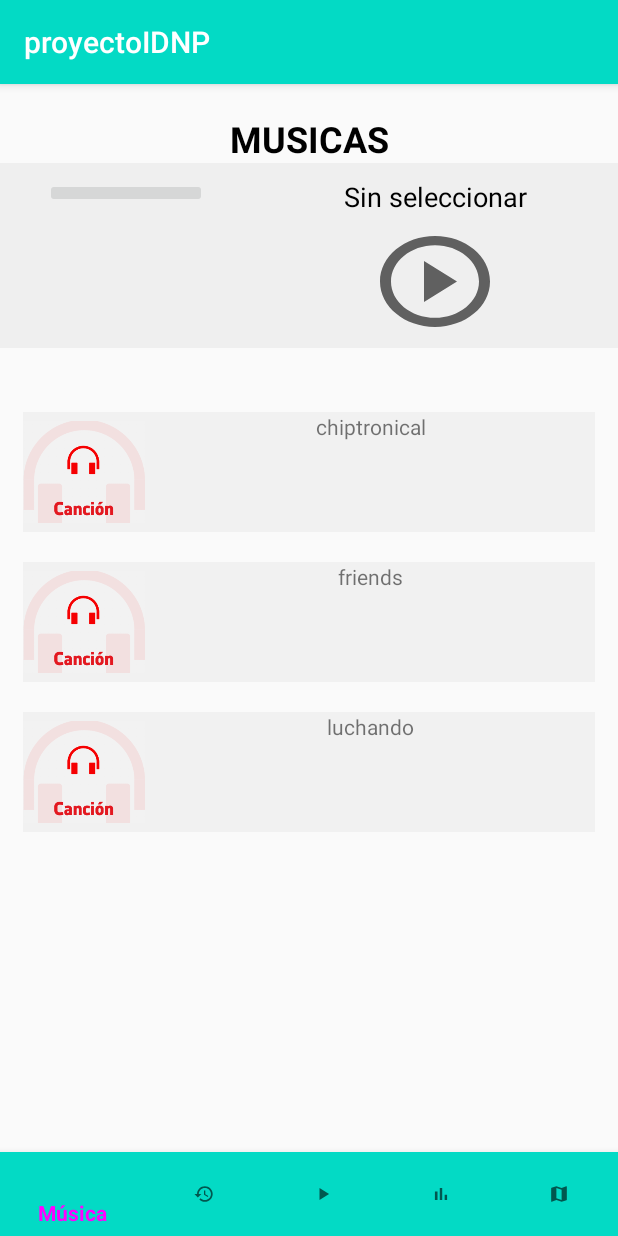
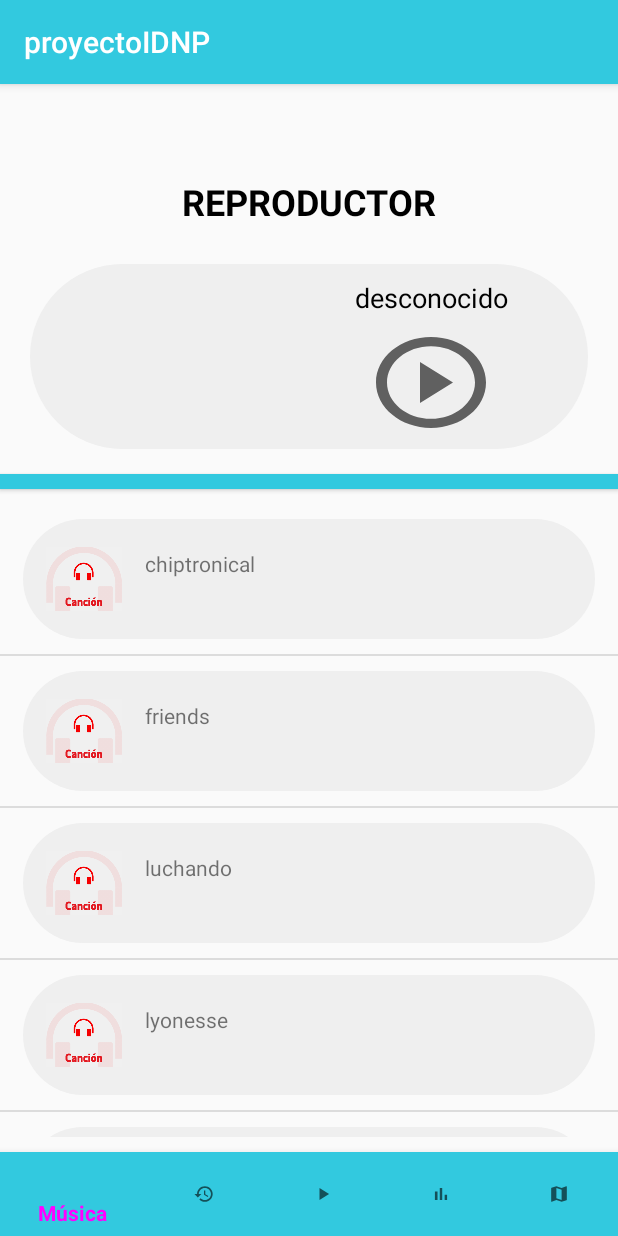
Before and after one commit to gitMaverick16/proyectofinalIDNP, an Android app: the reproductor screen opened directly, with no data from a screen before it, on a phone screen of 412 x 824 dp. Run offline under Robolectric (Android 15) with nearby library versions, the phone set to English and light mode, and no system bars.

Commit message:
DiseñoRepoductorFinal

```diff
--- a/app/src/main/java/com/example/proyectoidnp/view/reproductor/reproductor.java
+++ b/app/src/main/java/com/example/proyectoidnp/view/reproductor/reproductor.java
@@ -4,6 +4,7 @@ import com.example.proyectoidnp.model.reproductor.*;
 
 import androidx.annotation.NonNull;
 import androidx.appcompat.app.AppCompatActivity;
+import androidx.recyclerview.widget.DividerItemDecoration;
 import androidx.recyclerview.widget.LinearLayoutManager;
 import androidx.recyclerview.widget.RecyclerView;
 
@@ -14,6 +15,7 @@ import android.view.MenuItem;
 import android.view.View;
 import android.widget.Button;
 import android.widget.ImageButton;
+import android.widget.ImageView;
 import android.widget.TextView;
 import android.widget.Toast;
 
@@ -34,19 +36,22 @@ public class reproductor extends AppCompatActivity {
     MediaPlayer vectormp[] = new MediaPlayer[5];
     int posicion = -1;
     Button playPlause;
-    ImageButton imagenPresentada;
+    ImageView imagenPresentada;
     TextView nombrePresentado;
     @Override
     protected void onCreate(Bundle savedInstanceState) {
         super.onCreate(savedInstanceState);
         setContentView(R.layout.activity_reproductor);
         lista = new ArrayList<reproductorModelo>();
+        LinearLayoutManager linear =new LinearLayoutManager(this);
         agregar();
         agregarMusicas();
         recyclerView=findViewById(R.id.listaDatos);
         adaptador=new Adaptador(lista);
         recyclerView.setLayoutManager(new LinearLayoutManager(this));
         recyclerView.setAdapter(adaptador);
+        DividerItemDecoration divididor = new DividerItemDecoration(this,linear.getOrientation());
+        recyclerView.addItemDecoration(divididor);
         playPlause = (Button)findViewById(R.id.botonPlay);
         playPlause.setOnClickListener(new View.OnClickListener() {
             @Override
@@ -54,7 +59,7 @@ public class reproductor extends AppCompatActivity {
                 playPause(view);
             }
         });
-        imagenPresentada = (ImageButton) findViewById(R.id.imageButton);
+        imagenPresentada = (ImageView) findViewById(R.id.imageButton);
         nombrePresentado = (TextView) findViewById(R.id.mostrarNombreCancion);
 
         bottomNavigationView = findViewById(R.id.NavigationButton);
--- /dev/null
+++ b/app/src/main/res/drawable/fondo_cuadro.xml
@@ -0,0 +1,12 @@
+<?xml version="1.0" encoding="utf-8"?>
+<shape xmlns:android="http://schemas.android.com/apk/res/android"
+    android:shape="rectangle">
+
+    <corners android:radius="100dp"/>
+
+    <stroke
+        android:color="#EFEFEF" />
+    <solid android:color="#EFEFEF" />
+
+
+</shape>
--- a/app/src/main/res/layout/activity_reproductor.xml
+++ b/app/src/main/res/layout/activity_reproductor.xml
@@ -9,17 +9,18 @@
 
     <LinearLayout
         android:layout_width="match_parent"
-        android:layout_height="501dp"
-        android:layout_marginBottom="80dp"
+        android:layout_height="675dp"
+        android:layout_above="@+id/NavigationButton"
+        android:layout_marginBottom="0dp"
         android:orientation="vertical">
 
         <TextView
             android:id="@+id/textoMusica"
             android:layout_width="match_parent"
             android:layout_height="wrap_content"
-            android:layout_marginTop="20dp"
+            android:layout_marginVertical="25dp"
             android:gravity="center"
-            android:text="MUSICAS"
+            android:text="REPRODUCTOR"
             android:textColor="#000000"
             android:textSize="24sp"
             android:textStyle="bold" />
@@ -27,16 +28,17 @@
         <LinearLayout
             android:layout_width="match_parent"
             android:layout_height="123dp"
+            android:layout_marginHorizontal="20dp"
             android:layout_marginBottom="1dp"
-            android:background="#EFEFEF"
+            android:background="@drawable/fondo_cuadro"
             android:orientation="horizontal">
 
-            <ImageButton
+            <ImageView
                 android:id="@+id/imageButton"
                 android:layout_width="276dp"
                 android:layout_height="wrap_content"
-                android:layout_marginHorizontal="30dp"
                 android:layout_marginVertical="10dp"
+                android:layout_marginLeft="50dp"
                 android:layout_weight="1"
                 tools:srcCompat="@tools:sample/avatars" />
 
@@ -52,7 +54,7 @@
                     android:layout_height="wrap_content"
                     android:layout_marginTop="10dp"
                     android:gravity="center"
-                    android:text="Sin seleccionar"
+                    android:text="desconocido"
                     android:textColor="#000000"
                     android:textSize="18sp" />
 
@@ -61,7 +63,7 @@
                     android:layout_width="wrap_content"
                     android:layout_height="60dp"
                     android:layout_gravity="center"
-                    android:layout_marginHorizontal="70dp"
+                    android:layout_marginHorizontal="50dp"
                     android:layout_marginVertical="8dp"
                     android:layout_weight="1"
                     android:background="@drawable/ic_baseline_play_circle_outline_24"
@@ -70,11 +72,19 @@
 
         </LinearLayout>
 
+        <Button
+            android:id="@+id/button2"
+            android:layout_width="match_parent"
+            android:layout_height="10dp"
+            android:layout_marginTop="15dp"
+            android:background="@color/colorPrimary"
+            android:textColor="@color/colorPrimaryDark" />
+
         <androidx.recyclerview.widget.RecyclerView
             android:id="@+id/listaDatos"
             android:layout_width="match_parent"
             android:layout_height="match_parent"
-            android:layout_marginTop="31dp">
+            android:layout_marginVertical="10dp">
 
         </androidx.recyclerview.widget.RecyclerView>
 
--- a/app/src/main/res/layout/item.xml
+++ b/app/src/main/res/layout/item.xml
@@ -8,15 +8,16 @@
         <LinearLayout
             android:layout_width="match_parent"
             android:layout_height="80dp"
-            android:orientation="horizontal"
+            android:layout_marginHorizontal="15dp"
             android:layout_marginVertical="10dp"
-            android:layout_marginHorizontal="15dp"
-            android:background="#F1F1F1">
+            android:background="@drawable/fondo_cuadro"
+            android:orientation="horizontal">
 
                 <ImageView
                     android:id="@+id/imagenCuadro"
-                    android:layout_width="wrap_content"
+                    android:layout_width="101dp"
                     android:layout_height="match_parent"
+                    android:layout_marginHorizontal="15dp"
                     android:layout_weight="1"
                     tools:srcCompat="@drawable/ic_baseline_music_note_24" />
 
@@ -24,7 +25,7 @@
                     android:id="@+id/textoCuadro"
                     android:layout_width="300dp"
                     android:layout_height="wrap_content"
-                    android:gravity="center"
+                    android:layout_marginTop="20dp"
                     android:text="TextView" />
         </LinearLayout>
 
--- a/app/src/main/res/values/colors.xml
+++ b/app/src/main/res/values/colors.xml
@@ -1,7 +1,7 @@
 <?xml version="1.0" encoding="utf-8"?>
 <resources>
-    <color name="colorPrimary">#03DAC5</color>
+    <color name="colorPrimary">#32C9DF</color>
     <color name="colorPrimaryDark">#F33DA0EF</color>
-    <color name="colorAccent">#03DAC5</color>
+    <color name="colorAccent">#32C9DF</color>
     <color name="colorGray">#838383</color>
 </resources>
```
